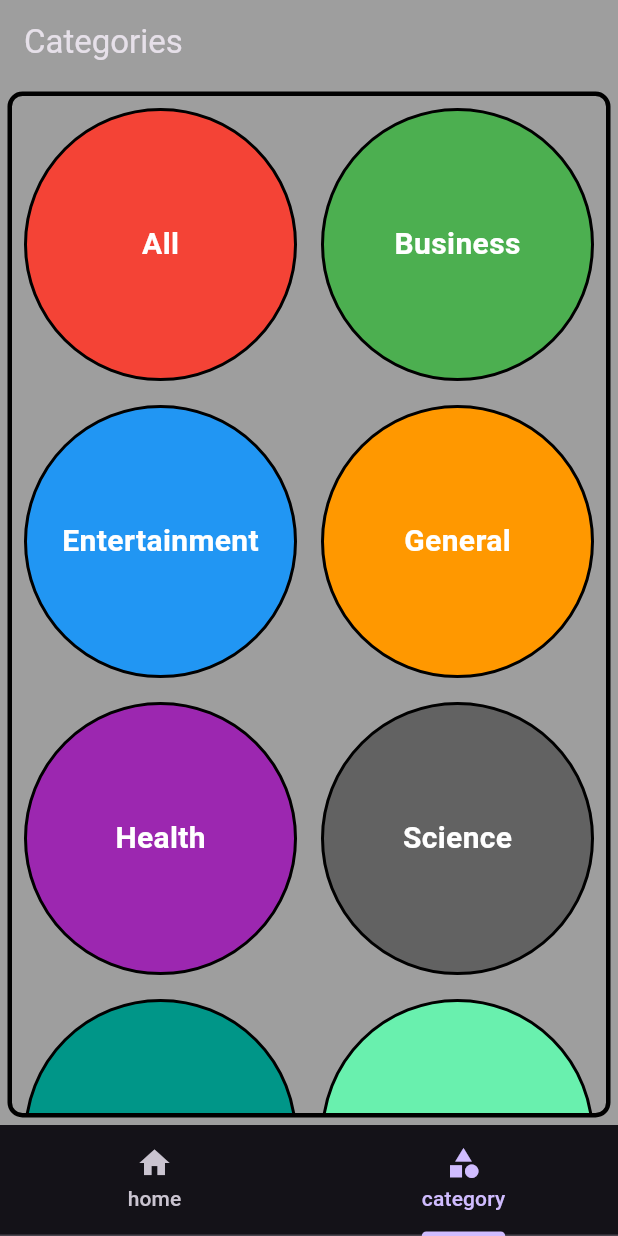
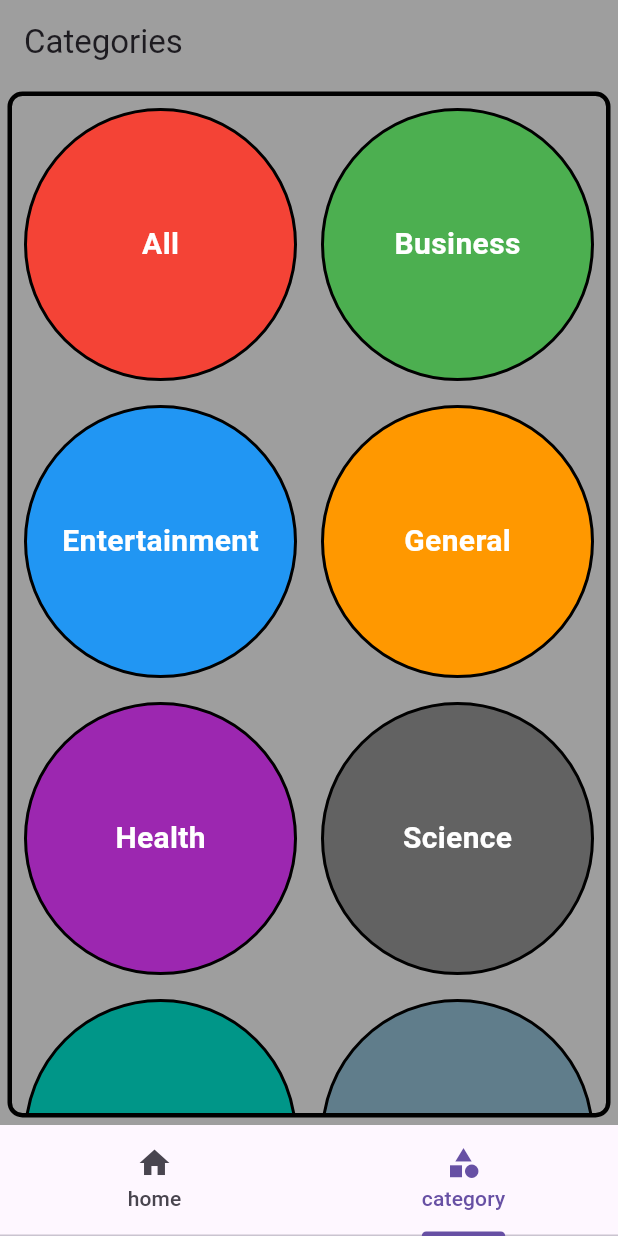
Before and after one commit to hemantjamdev/news, a Flutter app: the screen it shows after launch, tab 2 chosen, on a phone screen of 412 x 824 dp. Run offline on Flutter 3.47's test engine with Material 2 defaults, Android fonts, the phone set to English and light mode, and no system bars; our stand-ins replace connectivity_plus, flutter_bloc, lottie, shimmer; missing offline and left inert: news_api_flutter_package; network calls fail.

Commit message:
UI changes

```diff
--- a/lib/constants/colors.dart
+++ b/lib/constants/colors.dart
@@ -7,6 +7,7 @@ class AppColors {
   static Color grey400 = Colors.grey[400]!;
   static Color grey600 = Colors.grey[600]!;
   static const Color black = Colors.black;
+  static const Color black26 = Colors.black26;
   static const Color red = Colors.red;
   static const Color green = Colors.green;
   static const Color blue = Colors.blue;
@@ -14,5 +15,5 @@ class AppColors {
   static const Color purple = Colors.purple;
   static const Color black38 = Colors.black38;
   static const Color teal = Colors.teal;
-  static const Color greenAccent = Colors.greenAccent;
+  static const Color blueGrey = Colors.blueGrey;
 }
--- a/lib/constants/route_name.dart
+++ b/lib/constants/route_name.dart
@@ -1,5 +1,6 @@
 class RouteNames {
   static const String initial = "/";
+  static const String newsDetails = "/newsDetails";
   static const String homepage = "/homepage";
   static const String headLinePage = "/headLines";
   static const String categoryDetails = "/categoryDetails";
--- a/lib/modules/category/category_list_page.dart
+++ b/lib/modules/category/category_list_page.dart
@@ -1,5 +1,6 @@
 import 'package:flutter/material.dart';
 import 'package:news/constants/colors.dart';
+import 'package:news/constants/route_name.dart';
 
 class CategoryPage extends StatelessWidget {
   CategoryPage({super.key});
@@ -24,7 +25,7 @@ class CategoryPage extends StatelessWidget {
     AppColors.purple,
     AppColors.black38,
     AppColors.teal,
-    AppColors.greenAccent,
+    AppColors.blueGrey,
   ];
 
   @override
@@ -46,15 +47,18 @@ class CategoryPage extends StatelessWidget {
             border: Border.all(color: AppColors.black, width: 3)),
         child: GridView.builder(
             itemCount: 8,
-            gridDelegate:
-                SliverGridDelegateWithFixedCrossAxisCount(crossAxisCount: 2),
+            gridDelegate: const SliverGridDelegateWithFixedCrossAxisCount(
+                crossAxisCount: 2),
             itemBuilder: (context, index) {
               return Padding(
                 padding: const EdgeInsets.all(8.0),
                 child: GestureDetector(
                   onTap: () {
-                    Navigator.pushNamed(context, "/categoryDetails",
-                        arguments: categories[index]);
+                    Navigator.pushNamed(
+                      context,
+                      RouteNames.categoryDetails,
+                      arguments: categories[index],
+                    );
                   },
                   child: Container(
                     width: 150,
--- a/lib/news_app.dart
+++ b/lib/news_app.dart
@@ -15,7 +15,7 @@ class NewsApp extends StatelessWidget {
     return MaterialApp(
       onGenerateRoute: Routes.onRouteGenerate,
       debugShowCheckedModeBanner: false,
-      theme: ThemeData(brightness: Brightness.dark, useMaterial3: true),
+      theme: ThemeData(brightness: Brightness.light, useMaterial3: true),
       home: const Splash()
     );
   }
--- a/lib/routes.dart
+++ b/lib/routes.dart
@@ -5,6 +5,8 @@ import 'package:news/presentation/home_page.dart';
 import 'package:news/modules/category/category_bloc.dart';
 import 'package:news/modules/category/category_detail.dart';
 import 'package:news/modules/headlines/headline_page.dart';
+import 'package:news/presentation/news_details.dart';
+import 'package:news_api_flutter_package/model/article.dart';
 
 import 'modules/internet/internet_bloc.dart';
 
@@ -13,18 +15,23 @@ class Routes {
     switch (settings.name) {
       case RouteNames.homepage:
         return MyCustomRoute(
-            builder: (_) =>
-                BlocProvider<InternetBloc>(
+            builder: (_) => BlocProvider<InternetBloc>(
                   create: (context) => InternetBloc(),
                   child: const HomePage(),
-                ), settings: settings);
-      case RouteNames.headLinePage:
+                ),
+            settings: settings);
+      /*case RouteNames.headLinePage:
         return MyCustomRoute(
-            builder: (_) => const HeadLinePage(), settings: settings);
+            builder: (_) => const HeadLinePage(), settings: settings);*/
+      case RouteNames.newsDetails:
+        return MyCustomRoute(
+            builder: (_) => NewsDetails(
+                  article: settings.arguments as Article,
+                ),
+            settings: settings);
       case RouteNames.categoryDetails:
         return MyCustomRoute(
-            builder: (_) =>
-                BlocProvider<CategoryBloc>(
+            builder: (_) => BlocProvider<CategoryBloc>(
                   create: (context) => CategoryBloc(),
                   child: CategoryDetails(
                       categoryName: settings.arguments as String),
@@ -39,10 +46,15 @@ class MyCustomRoute<T> extends MaterialPageRoute<T> {
   MyCustomRoute(
       {required WidgetBuilder builder, required RouteSettings settings})
       : super(builder: builder, settings: settings);
+  final begin = Offset(0.0, 1.0);
+  final end = Offset.zero;
+  final curve = Curves.ease;
 
   @override
   Widget buildTransitions(BuildContext context, Animation<double> animation,
       Animation<double> secondaryAnimation, Widget child) {
-    return FadeTransition(opacity: animation, child: child);
+    var tween = Tween(begin: begin, end: end).chain(CurveTween(curve: curve));
+
+    return SlideTransition(position: animation.drive(tween), child: child);
   }
 }
--- a/lib/widgets/search.dart
+++ b/lib/widgets/search.dart
@@ -43,8 +43,8 @@ class Search extends StatelessWidget {
               end: Alignment.bottomCenter,
             ),
           ),
-          padding: const EdgeInsets.all(10),
-          margin: const EdgeInsets.all(10),
+          padding: const EdgeInsets.all(5),
+          margin: const EdgeInsets.all(5),
           child: TextField(
             controller: controller,
             decoration: InputDecoration(
```
Also changed, not shown: lib/modules/category/category_detail.dart (+10 -6 lines), lib/modules/headlines/headline_page.dart (+5 -20 lines), lib/presentation/news_details.dart (added, +120 -0 lines), lib/widgets/new_loading.dart (added, +23 -0 lines), lib/widgets/news_list.dart (added, +30 -0 lines), lib/widgets/news_widget.dart (+13 -7 lines).
